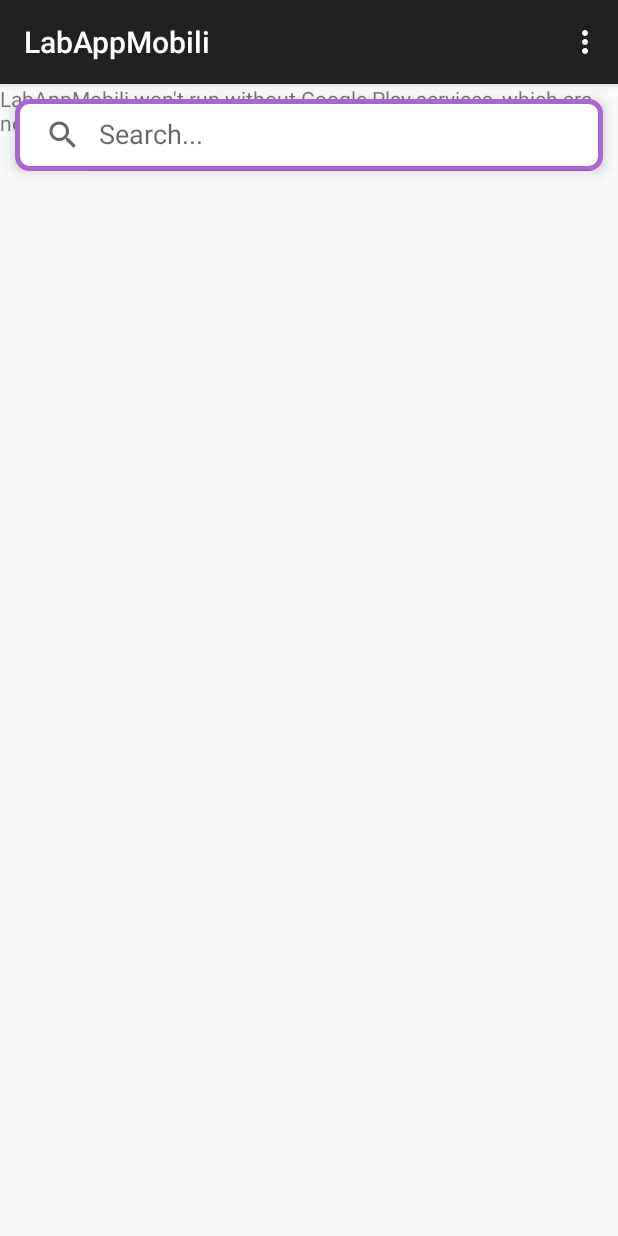
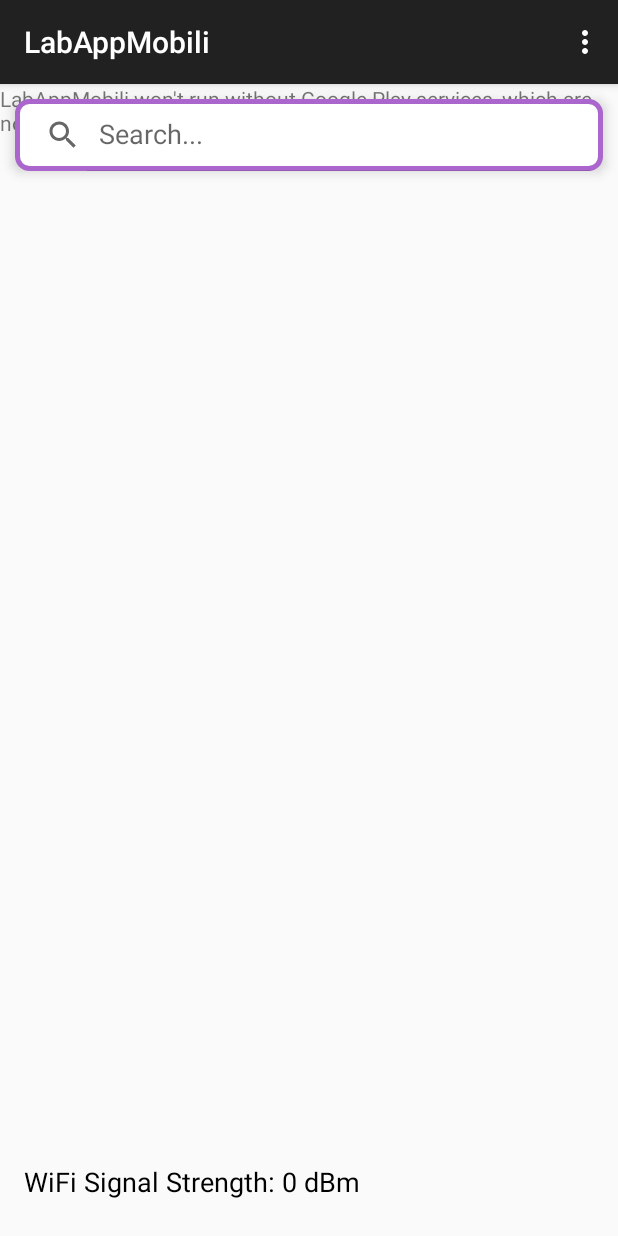
Before and after one commit to robertomitugno/LabAppMobili, an Android app: the screen it shows after launch (MainActivity), on a phone screen of 412 x 824 dp. Run offline under Robolectric (Android 15) with nearby library versions, the phone set to English and light mode, and no system bars.

Commit message:
wifi value

```diff
--- a/app/build.gradle
+++ b/app/build.gradle
@@ -8,7 +8,7 @@ android {
 
     defaultConfig {
         applicationId = "com.example.labappmobili"
-        minSdk = 33
+        minSdk = 26
         targetSdk = 33
         versionCode = 1
         versionName = "1.0"
--- a/app/src/main/java/com/example/labappmobili/MainActivity.java
+++ b/app/src/main/java/com/example/labappmobili/MainActivity.java
@@ -1,14 +1,16 @@
 package com.example.labappmobili;
 
-import android.annotation.SuppressLint;
+import android.content.Context;
 import android.content.pm.PackageManager;
 import android.location.Address;
 import android.location.Geocoder;
 import android.location.Location;
 import android.os.Bundle;
+import android.os.Handler;
 import android.view.Menu;
 import android.view.MenuItem;
 import android.widget.SearchView;
+import android.widget.TextView;
 import android.widget.Toast;
 
 import androidx.annotation.NonNull;
@@ -21,11 +23,13 @@ import com.google.android.gms.maps.CameraUpdateFactory;
 import com.google.android.gms.maps.GoogleMap;
 import com.google.android.gms.maps.OnMapReadyCallback;
 import com.google.android.gms.maps.SupportMapFragment;
-import com.google.android.gms.maps.model.BitmapDescriptorFactory;
 import com.google.android.gms.maps.model.LatLng;
 import com.google.android.gms.maps.model.MarkerOptions;
 import com.google.android.gms.tasks.OnSuccessListener;
 import com.google.android.gms.tasks.Task;
+
+import android.net.wifi.WifiInfo;
+import android.net.wifi.WifiManager;
 
 import java.io.IOException;
 import java.util.List;
@@ -33,14 +37,15 @@ import java.util.List;
 public class MainActivity extends AppCompatActivity implements OnMapReadyCallback {
 
     private final int FINE_PERMISSION_CODE = 1;
-
-    private MgrsGrid mgrsGrid;
-
+    private TextView wifiSignalStrengthText;
     private GoogleMap myMap;
     private SearchView mapSearchView;
 
     Location currentLocation;
     FusedLocationProviderClient fusedLocationProviderClient;
+
+    private Handler wifiUpdateHandler;
+    private static final int WIFI_UPDATE_INTERVAL = 5000;
 
     @Override
     protected void onCreate(Bundle saveInstanceState) {
@@ -48,6 +53,15 @@ public class MainActivity extends AppCompatActivity implements OnMapReadyCallbac
         setContentView(R.layout.activity_main);
 
         mapSearchView = findViewById(R.id.mapSearch);
+
+        wifiUpdateHandler = new Handler();
+        wifiUpdateHandler.postDelayed(new Runnable() {
+            @Override
+            public void run() {
+                updateWifiSignalStrength();
+                wifiUpdateHandler.postDelayed(this, WIFI_UPDATE_INTERVAL);
+            }
+        }, WIFI_UPDATE_INTERVAL);
 
         //cerca un nuovo punto sulla mappa
         mapSearchView.setOnQueryTextListener(new SearchView.OnQueryTextListener() {
@@ -88,8 +102,12 @@ public class MainActivity extends AppCompatActivity implements OnMapReadyCallbac
 
     private void getLasLocation() {
 
-        if (ActivityCompat.checkSelfPermission(this, android.Manifest.permission.ACCESS_FINE_LOCATION) != PackageManager.PERMISSION_GRANTED && ActivityCompat.checkSelfPermission(this, android.Manifest.permission.ACCESS_COARSE_LOCATION) != PackageManager.PERMISSION_GRANTED) {
-            ActivityCompat.requestPermissions(this, new String[]{android.Manifest.permission.ACCESS_FINE_LOCATION}, FINE_PERMISSION_CODE);
+        if (ActivityCompat.checkSelfPermission(this, android.Manifest.permission.ACCESS_FINE_LOCATION) != PackageManager.PERMISSION_GRANTED ||
+                ActivityCompat.checkSelfPermission(this, android.Manifest.permission.ACCESS_COARSE_LOCATION) != PackageManager.PERMISSION_GRANTED) {
+            ActivityCompat.requestPermissions(this, new String[]{
+                    android.Manifest.permission.ACCESS_FINE_LOCATION,
+                    android.Manifest.permission.ACCESS_COARSE_LOCATION
+            }, FINE_PERMISSION_CODE);
             return;
         }
         Task<Location> task = fusedLocationProviderClient.getLastLocation();
@@ -108,7 +126,6 @@ public class MainActivity extends AppCompatActivity implements OnMapReadyCallbac
 
     @Override
     public void onMapReady(@NonNull GoogleMap googleMap) {
-
          myMap = googleMap;
 
             LatLng myLocation = new LatLng(currentLocation.getLatitude(), currentLocation.getLongitude());
@@ -118,11 +135,12 @@ public class MainActivity extends AppCompatActivity implements OnMapReadyCallbac
             myMap.getUiSettings().setZoomControlsEnabled(true);
             myMap.getUiSettings().setCompassEnabled(true);
 
-        myMap.getUiSettings().setZoomControlsEnabled(true);
-        myMap.getUiSettings().setCompassEnabled(true);
+        // Crea una TileOverlayOptions per la tua griglia colorata
+        //TileOverlayOptions tileOverlayOptions = new TileOverlayOptions();
 
-        mgrsGrid = new MgrsGrid(myMap);
-        mgrsGrid.addGridToMap();
+        // Aggiungi la TileOverlay alla mappa
+        //TileOverlay tileOverlay = myMap.addTileOverlay(tileOverlayOptions);
+
         }
 
     @Override
@@ -162,12 +180,33 @@ public class MainActivity extends AppCompatActivity implements OnMapReadyCallbac
     @Override
     public void onRequestPermissionsResult(int requestCode, @NonNull String[] permissions, @NonNull int[] grantResults) {
         super.onRequestPermissionsResult(requestCode, permissions, grantResults);
-        if(requestCode == FINE_PERMISSION_CODE){
-            if(grantResults.length > 0 && grantResults[0] == PackageManager.PERMISSION_GRANTED){
+    if (requestCode == FINE_PERMISSION_CODE) {
+            if (grantResults.length > 0 && grantResults[0] == PackageManager.PERMISSION_GRANTED) {
                 getLasLocation();
-            } else{
+            } else {
                 Toast.makeText(this, "Location permission denied, please allow the permission", Toast.LENGTH_SHORT).show();
             }
         }
     }
+
+
+    private void updateWifiSignalStrength() {
+        WifiManager wifiManager = (WifiManager) getSystemService(Context.WIFI_SERVICE);
+
+        wifiSignalStrengthText = findViewById(R.id.wifiValue);
+        if (wifiManager != null) {
+            WifiInfo wifiInfo = wifiManager.getConnectionInfo();
+            int signalStrength = wifiInfo.getRssi() + 127;
+            wifiSignalStrengthText.setText("WiFi Signal Strength: " + signalStrength + " dBm");
+        } else {
+            wifiSignalStrengthText.setText("WiFi Signal Strength: N/A");
         }
+    }
+    @Override
+    protected void onDestroy() {
+        super.onDestroy();
+        wifiUpdateHandler.removeCallbacksAndMessages(null);
+    }
+
+
+}
--- a/app/src/main/res/layout/activity_main.xml
+++ b/app/src/main/res/layout/activity_main.xml
@@ -11,6 +11,19 @@
         android:layout_width="match_parent"
         android:id="@+id/map"
         android:name="com.google.android.gms.maps.SupportMapFragment" />
+
+    <TextView
+        android:id="@+id/wifiValue"
+        android:layout_width="wrap_content"
+        android:layout_height="wrap_content"
+        android:layout_gravity="center_horizontal"
+        android:layout_marginStart="16dp"
+        android:layout_marginBottom="24dp"
+        android:text="LTE: "
+        android:textColor="#000000"
+        android:textSize="18sp"
+        app:layout_constraintBottom_toBottomOf="parent"
+        app:layout_constraintStart_toStartOf="parent" />
 
     <SearchView
         android:id="@+id/mapSearch"
--- a/app/src/main/res/values/strings.xml
+++ b/app/src/main/res/values/strings.xml
@@ -1,4 +1,4 @@
 <resources>
     <string name="app_name">LabAppMobili</string>
-    <string name="my_app_api_key">AIzaSyBdAxhMjZGG_S5oLHnZ-lZ_EY3c0NuvfiU</string>
+    <string name="my_app_api_key">AIzaSyCfZDSzDqILz9We8NqjIQGUV4gq3MZbjko</string>
 </resources>
```
Also changed, not shown: app/src/main/AndroidManifest.xml (+15 -0 lines), app/src/main/java/com/example/labappmobili/MyTileProvider.java (added, +54 -0 lines). Lines whose indentation alone changed are shown as unchanged.
